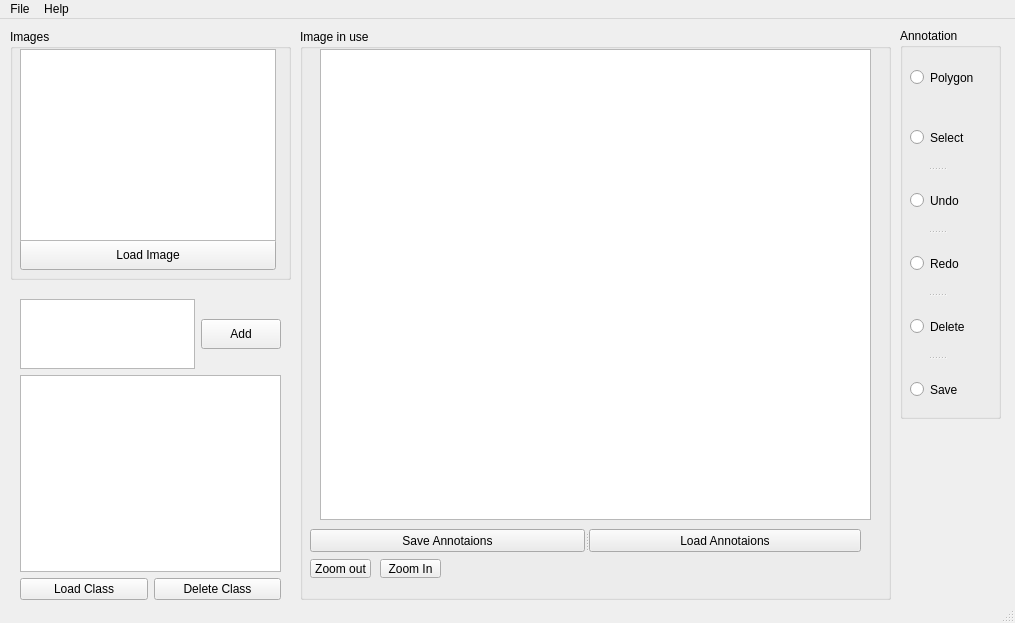
Old version of the form mainwindow.ui in the repository SDI-Group-35/Project.
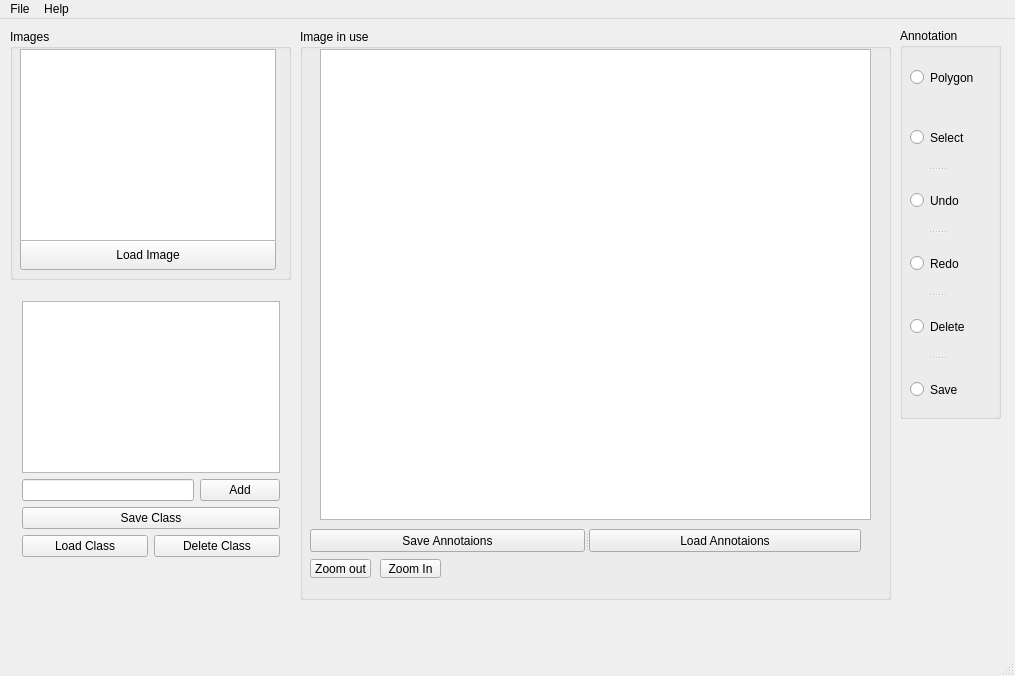
New version of the form.

Patch:
```diff
--- a/mainwindow.ui
+++ b/mainwindow.ui
@@ -7,7 +7,7 @@
     <x>0</x>
     <y>0</y>
     <width>1015</width>
-    <height>623</height>
+    <height>676</height>
    </rect>
   </property>
   <property name="windowTitle">
@@ -214,23 +214,23 @@
      <enum>Qt::Vertical</enum>
     </property>
    </widget>
-   <widget class="QWidget" name="layoutWidget">
+   <widget class="QWidget" name="">
     <property name="geometry">
      <rect>
-      <x>20</x>
-      <y>280</y>
-      <width>261</width>
-      <height>301</height>
+      <x>22</x>
+      <y>282</y>
+      <width>258</width>
+      <height>256</height>
      </rect>
     </property>
-    <layout class="QVBoxLayout" name="verticalLayout_2" stretch="1,30">
-     <property name="spacing">
-      <number>6</number>
-     </property>
+    <layout class="QVBoxLayout" name="verticalLayout">
      <item>
-      <layout class="QHBoxLayout" name="horizontalLayout" stretch="0,0">
+      <widget class="QListWidget" name="classList"/>
+     </item>
        <item>
-        <widget class="QTextEdit" name="classNameField"/>
+      <layout class="QHBoxLayout" name="horizontalLayout">
+       <item>
+        <widget class="QLineEdit" name="addClassText"/>
        </item>
        <item>
         <widget class="QPushButton" name="addClass">
@@ -248,9 +248,11 @@
       </layout>
      </item>
      <item>
-      <layout class="QVBoxLayout" name="verticalLayout">
-       <item>
-        <widget class="QListWidget" name="classList"/>
+      <widget class="QPushButton" name="saveClass">
+       <property name="text">
+        <string>Save Class</string>
+       </property>
+      </widget>
        </item>
        <item>
         <layout class="QHBoxLayout" name="horizontalLayout_2">
@@ -267,8 +269,6 @@
             <string>Delete Class</string>
            </property>
           </widget>
-         </item>
-        </layout>
        </item>
       </layout>
      </item>
```
Lines whose indentation alone changed are shown as unchanged.
